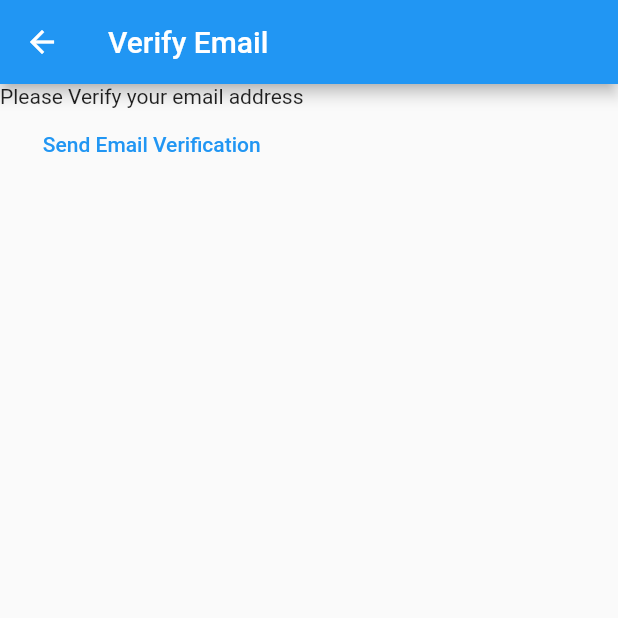
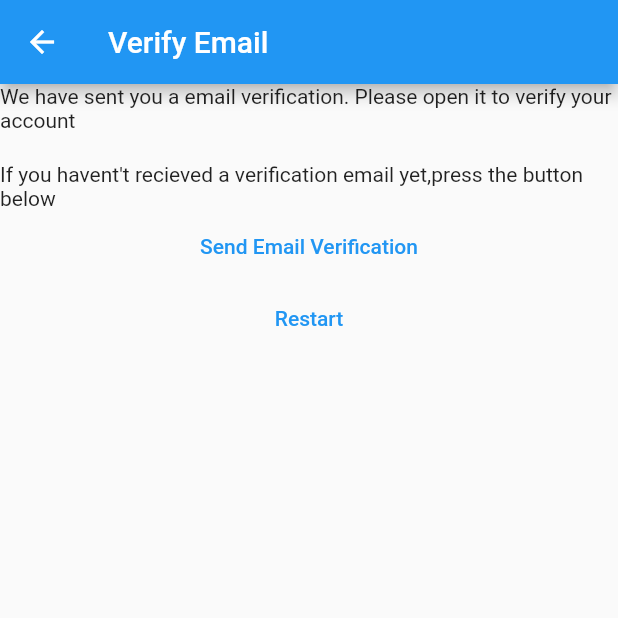
Before and after one commit to Rajeet10/Notes-Flutter-App, a Flutter app: the VerifyEmailView screen opened directly, on a phone screen of 412 x 824 dp, the top half of it. Run offline on Flutter 3.47's test engine with Material 2 defaults, Android fonts, the phone set to English and light mode, and no system bars; our stand-ins replace firebase_auth, firebase_core; missing offline and left inert: dart:js; accounts and stored records are empty.

Commit message:
Updated verifyemail functionality

```diff
--- a/lib/constants/routes.dart
+++ b/lib/constants/routes.dart
@@ -1,3 +1,4 @@
 const loginRoute = '/login/';
 const registerRoute = '/register/';
 const notesRoute = '/notes/';
+const verifyEmailRoute = '/verify-email/';
--- a/lib/views/verify_email_view.dart
+++ b/lib/views/verify_email_view.dart
@@ -1,5 +1,6 @@
 import 'package:firebase_auth/firebase_auth.dart';
 import 'package:flutter/material.dart';
+import 'package:sample/constants/routes.dart';
 
 class VerifyEmailView extends StatefulWidget {
   const VerifyEmailView({super.key});
@@ -14,14 +15,31 @@ class _VerifyEmailViewState extends State<VerifyEmailView> {
     return Scaffold(
       appBar: AppBar(title: const Text('Verify Email')),
       body: Column(children: [
-        const Text("Please Verify your email address"),
+        const Text(
+          'We have sent you a email verification. Please open it to verify your account ',
+        ),
+        const SizedBox(
+          height: 20,
+        ),
+        const Text(
+            "If you havent't recieved a verification email yet,press the button below"),
         TextButton(
           onPressed: () async {
             final user = FirebaseAuth.instance.currentUser;
             await user?.sendEmailVerification();
           },
           child: const Text('Send Email Verification'),
-        )
+        ),
+        TextButton(
+          onPressed: () async {
+            await FirebaseAuth.instance.signOut();
+            Navigator.of(context).pushNamedAndRemoveUntil(
+              registerRoute,
+              (route) => false,
+            );
+          },
+          child: const Text('Restart'),
+        ),
       ]),
     );
   }
```
Also changed, not shown: lib/main.dart (+1 -19 lines), lib/views/register_view.dart (+32 -8 lines).
